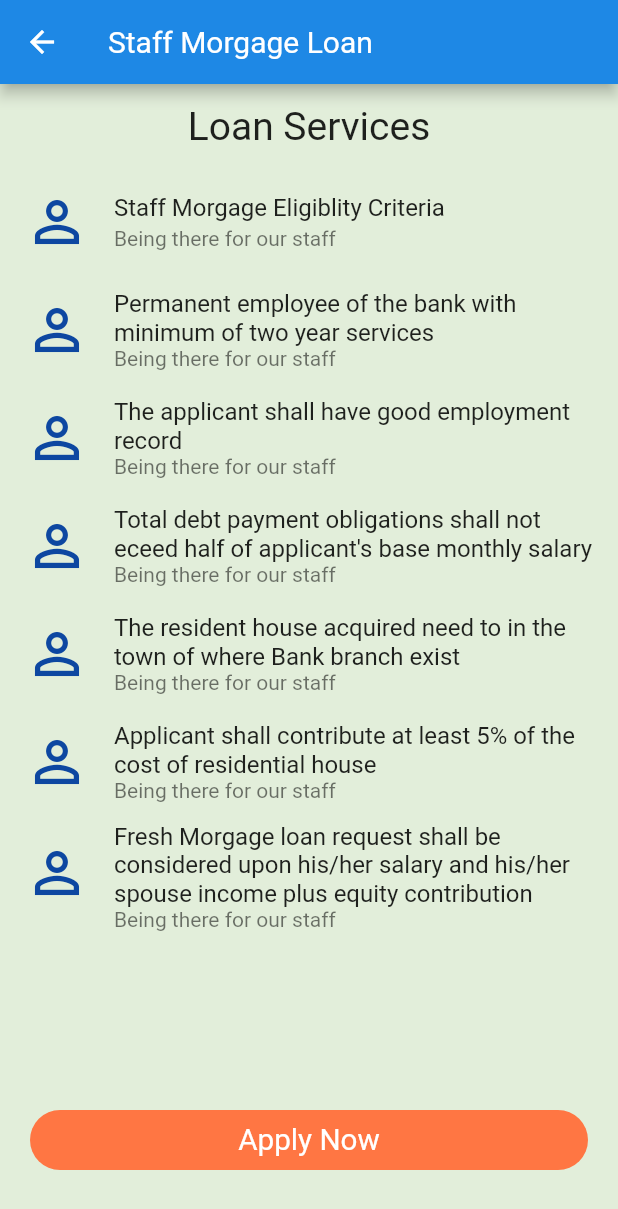
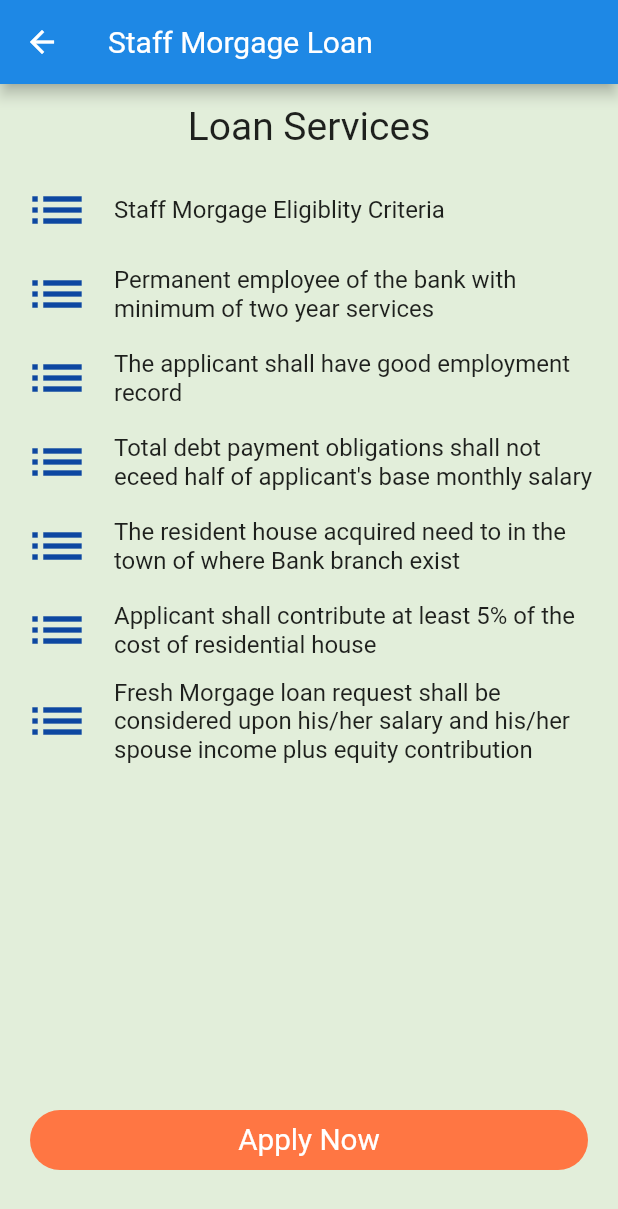
Before and after one commit to RoboCOVA/ligmone, a Flutter app: the ServiceList screen opened directly, after a tap on "Staff Morgage Loans", on a phone screen of 412 x 824 dp. Shown: the top 1209 px of the screen. Run offline on Flutter 3.47's test engine with Material 2 defaults, Android fonts, the light colour scheme and no system bars; our stand-ins replace cloud_firestore, firebase_auth, firebase_storage, font_awesome_flutter, google_fonts, google_sign_in and 2 more; missing offline and left inert: flutter_circular_chart, flutter_facebook_login, flutter_sparkline; accounts and stored records are empty.

Commit message:
Added service list

```diff
--- a/lib/screens/eligibleCriteria.dart
+++ b/lib/screens/eligibleCriteria.dart
@@ -128,7 +128,7 @@ class _EligibleCriteriaState extends State<EligibleCriteria> {
             ),
             ListTile(
               leading: Icon(
-                Icons.person_outline,
+                Icons.list,
                 color: Colors.blue[900],
                 size: 44,
               ),
@@ -137,7 +137,7 @@ class _EligibleCriteriaState extends State<EligibleCriteria> {
             ),
             ListTile(
               leading: Icon(
-                Icons.person_outline,
+                Icons.list,
                 color: Colors.blue[900],
                 size: 44,
               ),
@@ -146,7 +146,7 @@ class _EligibleCriteriaState extends State<EligibleCriteria> {
             ),
             ListTile(
               leading: Icon(
-                Icons.person_outline,
+                Icons.list,
                 color: Colors.blue[900],
                 size: 44,
               ),
@@ -155,7 +155,7 @@ class _EligibleCriteriaState extends State<EligibleCriteria> {
             ),
             ListTile(
               leading: Icon(
-                Icons.person_outline,
+                Icons.list,
                 color: Colors.blue[900],
                 size: 44,
               ),
@@ -164,7 +164,7 @@ class _EligibleCriteriaState extends State<EligibleCriteria> {
             ),
             ListTile(
               leading: Icon(
-                Icons.person_outline,
+                Icons.list,
                 color: Colors.blue[900],
                 size: 44,
               ),
@@ -173,7 +173,7 @@ class _EligibleCriteriaState extends State<EligibleCriteria> {
             ),
             ListTile(
               leading: Icon(
-                Icons.person_outline,
+                Icons.list,
                 color: Colors.blue[900],
                 size: 44,
               ),
@@ -182,7 +182,7 @@ class _EligibleCriteriaState extends State<EligibleCriteria> {
             ),
             ListTile(
               leading: Icon(
-                Icons.person_outline,
+                Icons.list,
                 color: Colors.blue[900],
                 size: 44,
               ),
@@ -236,66 +236,66 @@ class _EligibleCriteriaState extends State<EligibleCriteria> {
             ),
             ListTile(
               leading: Icon(
-                Icons.person_outline,
+                Icons.list,
                 color: Colors.blue[900],
                 size: 44,
               ),
               title: Text(staffMorgageLoan[0]),
-              subtitle: Text('Being there for our staff'),
+              //subtitle: Text('Being there for our staff'),
             ),
             ListTile(
               leading: Icon(
-                Icons.person_outline,
+                Icons.list,
                 color: Colors.blue[900],
                 size: 44,
               ),
               title: Text(staffMorgageLoan[1]),
-              subtitle: Text('Being there for our staff'),
+              //  subtitle: Text('Being there for our staff'),
             ),
             ListTile(
               leading: Icon(
-                Icons.person_outline,
+                Icons.list,
                 color: Colors.blue[900],
                 size: 44,
               ),
               title: Text(staffMorgageLoan[2]),
-              subtitle: Text('Being there for our staff'),
+              //  subtitle: Text('Being there for our staff'),
             ),
             ListTile(
               leading: Icon(
-                Icons.person_outline,
+                Icons.list,
                 color: Colors.blue[900],
                 size: 44,
               ),
               title: Text(staffMorgageLoan[3]),
-              subtitle: Text('Being there for our staff'),
+              //    subtitle: Text('Being there for our staff'),
             ),
             ListTile(
               leading: Icon(
-                Icons.person_outline,
+                Icons.list,
                 color: Colors.blue[900],
                 size: 44,
               ),
               title: Text(staffMorgageLoan[4]),
-              subtitle: Text('Being there for our staff'),
+              //  subtitle: Text('Being there for our staff'),
             ),
             ListTile(
               leading: Icon(
-                Icons.person_outline,
+                Icons.list,
                 color: Colors.blue[900],
                 size: 44,
               ),
               title: Text(staffMorgageLoan[5]),
-              subtitle: Text('Being there for our staff'),
+              //    subtitle: Text('Being there for our staff'),
             ),
             ListTile(
               leading: Icon(
-                Icons.person_outline,
+                Icons.list,
                 color: Colors.blue[900],
                 size: 44,
               ),
               title: Text(staffMorgageLoan[6]),
-              subtitle: Text('Being there for our staff'),
+              //    subtitle: Text('Being there for our staff'),
             ),
           ],
         ),
@@ -344,57 +344,57 @@ class _EligibleCriteriaState extends State<EligibleCriteria> {
             ),
             ListTile(
               leading: Icon(
-                Icons.person_outline,
+                Icons.list,
                 color: Colors.blue[900],
                 size: 44,
               ),
               title: Text(staffCondominiumLoan[0]),
-              subtitle: Text('Being there for our staff'),
+              // subtitle: Text('Being there for our staff'),
             ),
             ListTile(
               leading: Icon(
-                Icons.person_outline,
+                Icons.list,
                 color: Colors.blue[900],
                 size: 44,
               ),
               title: Text(staffCondominiumLoan[1]),
-              subtitle: Text('Being there for our staff'),
+              //  subtitle: Text('Being there for our staff'),
             ),
             ListTile(
               leading: Icon(
-                Icons.person_outline,
+                Icons.list,
                 color: Colors.blue[900],
                 size: 44,
               ),
               title: Text(staffCondominiumLoan[2]),
-              subtitle: Text('Being there for our staff'),
+              //  subtitle: Text('Being there for our staff'),
             ),
             ListTile(
               leading: Icon(
-                Icons.person_outline,
+                Icons.list,
                 color: Colors.blue[900],
                 size: 44,
               ),
               title: Text(staffCondominiumLoan[3]),
-              subtitle: Text('Being there for our staff'),
+              //   subtitle: Text('Being there for our staff'),
             ),
             ListTile(
               leading: Icon(
-                Icons.person_outline,
+                Icons.list,
                 color: Colors.blue[900],
                 size: 44,
               ),
               title: Text(staffCondominiumLoan[4]),
-              subtitle: Text('Being there for our staff'),
+              //    subtitle: Text('Being there for our staff'),
             ),
             ListTile(
               leading: Icon(
-                Icons.person_outline,
+                Icons.list,
                 color: Colors.blue[900],
                 size: 44,
               ),
               title: Text(staffCondominiumLoan[5]),
-              subtitle: Text('Being there for our staff'),
+              //  subtitle: Text('Being there for our staff'),
             ),
           ],
         ),
@@ -443,66 +443,66 @@ class _EligibleCriteriaState extends State<EligibleCriteria> {
             ),
             ListTile(
               leading: Icon(
-                Icons.person_outline,
+                Icons.list,
                 color: Colors.blue[900],
                 size: 44,
               ),
               title: Text(staffAutomobileLoan[0]),
-              subtitle: Text('Being there for our staff'),
+              //     subtitle: Text('Being there for our staff'),
             ),
             ListTile(
               leading: Icon(
-                Icons.person_outline,
+                Icons.list,
                 color: Colors.blue[900],
                 size: 44,
               ),
               title: Text(staffAutomobileLoan[1]),
-              subtitle: Text('Being there for our staff'),
+              //    subtitle: Text('Being there for our staff'),
             ),
             ListTile(
               leading: Icon(
-                Icons.person_outline,
+                Icons.list,
                 color: Colors.blue[900],
                 size: 44,
               ),
               title: Text(staffAutomobileLoan[2]),
-              subtitle: Text('Being there for our staff'),
+              //   subtitle: Text('Being there for our staff'),
             ),
             ListTile(
               leading: Icon(
-                Icons.person_outline,
+                Icons.list,
                 color: Colors.blue[900],
                 size: 44,
               ),
               title: Text(staffAutomobileLoan[3]),
-              subtitle: Text('Being there for our staff'),
+              //   subtitle: Text('Being there for our staff'),
             ),
             ListTile(
               leading: Icon(
-                Icons.person_outline,
+                Icons.list,
                 color: Colors.blue[900],
                 size: 44,
               ),
               title: Text(staffAutomobileLoan[4]),
-              subtitle: Text('Being there for our staff'),
+              //  subtitle: Text('Being there for our staff'),
             ),
             ListTile(
               leading: Icon(
-                Icons.person_outline,
+                Icons.list,
                 color: Colors.blue[900],
                 size: 44,
               ),
               title: Text(staffAutomobileLoan[5]),
-              subtitle: Text('Being there for our staff'),
+              //     subtitle: Text('Being there for our staff'),
             ),
             ListTile(
               leading: Icon(
-                Icons.person_outline,
+                Icons.list,
                 color: Colors.blue[900],
                 size: 44,
               ),
               title: Text(staffAutomobileLoan[6]),
-              subtitle: Text('Being there for our staff'),
+              //     subtitle: Text('Being there for our staff'),
             ),
           ],
         ),
@@ -551,48 +551,48 @@ class _EligibleCriteriaState extends State<EligibleCriteria> {
             ),
             ListTile(
               leading: Icon(
-                Icons.person_outline,
+                Icons.list,
                 color: Colors.blue[900],
                 size: 44,
               ),
               title: Text(microLoan[0]),
-              subtitle: Text('Being there for our staff'),
+              //   subtitle: Text('Being there for our staff'),
             ),
             ListTile(
               leading: Icon(
-                Icons.person_outline,
+                Icons.list,
                 color: Colors.blue[900],
                 size: 44,
               ),
               title: Text(microLoan[1]),
-              subtitle: Text('Being there for our staff'),
+              //    subtitle: Text('Being there for our staff'),
             ),
             ListTile(
               leading: Icon(
-                Icons.person_outline,
+                Icons.list,
                 color: Colors.blue[900],
                 size: 44,
               ),
               title: Text(microLoan[2]),
-              subtitle: Text('Being there for our staff'),
+              //    subtitle: Text('Being there for our staff'),
             ),
             ListTile(
               leading: Icon(
-                Icons.person_outline,
+                Icons.list,
                 color: Colors.blue[900],
                 size: 44,
               ),
               title: Text(microLoan[3]),
-              subtitle: Text('Being there for our staff'),
+              //    subtitle: Text('Being there for our staff'),
             ),
             ListTile(
               leading: Icon(
-                Icons.person_outline,
+                Icons.list,
                 color: Colors.blue[900],
                 size: 44,
               ),
               title: Text(microLoan[4]),
-              subtitle: Text('Being there for our staff'),
+              //     subtitle: Text('Being there for our staff'),
             ),
           ],
         ),
@@ -641,48 +641,48 @@ class _EligibleCriteriaState extends State<EligibleCriteria> {
             ),
             ListTile(
               leading: Icon(
-                Icons.person_outline,
+                Icons.list,
                 color: Colors.blue[900],
                 size: 44,
               ),
               title: Text(personalLoan[0]),
-              subtitle: Text('Being there for our staff'),
+              //    subtitle: Text('Being there for our staff'),
             ),
             ListTile(
               leading: Icon(
-                Icons.person_outline,
+                Icons.list,
                 color: Colors.blue[900],
                 size: 44,
               ),
               title: Text(personalLoan[1]),
-              subtitle: Text('Being there for our staff'),
+              //  subtitle: Text('Being there for our staff'),
             ),
             ListTile(
               leading: Icon(
-                Icons.person_outline,
+                Icons.list,
                 color: Colors.blue[900],
                 size: 44,
               ),
               title: Text(personalLoan[2]),
-              subtitle: Text('Being there for our staff'),
+              //    subtitle: Text('Being there for our staff'),
             ),
             ListTile(
               leading: Icon(
-                Icons.person_outline,
+                Icons.list,
                 color: Colors.blue[900],
                 size: 44,
               ),
               title: Text(personalLoan[3]),
-              subtitle: Text('Being there for our staff'),
+              //  subtitle: Text('Being there for our staff'),
             ),
             ListTile(
               leading: Icon(
-                Icons.person_outline,
+                Icons.list,
                 color: Colors.blue[900],
                 size: 44,
               ),
               title: Text(personalLoan[4]),
-              subtitle: Text('Being there for our staff'),
+              //     subtitle: Text('Being there for our staff'),
             ),
           ],
         ),
@@ -731,66 +731,66 @@ class _EligibleCriteriaState extends State<EligibleCriteria> {
             ),
             ListTile(
               leading: Icon(
-                Icons.person_outline,
+                Icons.list,
                 color: Colors.blue[900],
                 size: 44,
               ),
               title: Text(shoppingLoan[0]),
-              subtitle: Text('Being there for our staff'),
+              //       subtitle: Text('Being there for our staff'),
             ),
             ListTile(
               leading: Icon(
-                Icons.person_outline,
+                Icons.list,
                 color: Colors.blue[900],
                 size: 44,
               ),
               title: Text(shoppingLoan[1]),
-              subtitle: Text('Being there for our staff'),
+              // subtitle: Text('Being there for our staff'),
             ),
             ListTile(
               leading: Icon(
-                Icons.person_outline,
+                Icons.list,
                 color: Colors.blue[900],
                 size: 44,
               ),
               title: Text(shoppingLoan[2]),
-              subtitle: Text('Being there for our staff'),
+              //    subtitle: Text('Being there for our staff'),
             ),
             ListTile(
               leading: Icon(
-                Icons.person_outline,
+                Icons.list,
                 color: Colors.blue[900],
                 size: 44,
               ),
               title: Text(shoppingLoan[3]),
-              subtitle: Text('Being there for our staff'),
+              //  subtitle: Text('Being there for our staff'),
             ),
             ListTile(
               leading: Icon(
-                Icons.person_outline,
+                Icons.list,
                 color: Colors.blue[900],
                 size: 44,
               ),
               title: Text(shoppingLoan[4]),
-              subtitle: Text('Being there for our staff'),
+              //   subtitle: Text('Being there for our staff'),
             ),
             ListTile(
               leading: Icon(
-                Icons.person_outline,
+                Icons.list,
                 color: Colors.blue[900],
                 size: 44,
               ),
               title: Text(shoppingLoan[5]),
-              subtitle: Text('Being there for our staff'),
+              //     subtitle: Text('Being there for our staff'),
             ),
             ListTile(
               leading: Icon(
-                Icons.person_outline,
+                Icons.list,
                 color: Colors.blue[900],
                 size: 44,
               ),
               title: Text(shoppingLoan[6]),
-              subtitle: Text('Being there for our staff'),
+              //   subtitle: Text('Being there for our staff'),
             ),
           ],
         ),
--- a/lib/screens/servicesList.dart
+++ b/lib/screens/servicesList.dart
@@ -30,7 +30,7 @@ class ServiceList extends StatelessWidget {
                 size: 44,
               ),
               title: Text('Emergency Staff Loans'),
-              subtitle: Text('Being there for our staff'),
+              // subtitle: Text('Being there for our staff'),
               trailing: Icon(Icons.keyboard_arrow_right),
               onTap: () {
                 Navigator.push(
@@ -49,7 +49,7 @@ class ServiceList extends StatelessWidget {
                 size: 44,
               ),
               title: Text('Staff Morgage Loans'),
-              subtitle: Text('Be home owner'),
+              //subtitle: Text('Be home owner'),
               trailing: Icon(Icons.keyboard_arrow_right),
               onTap: () {
                 Navigator.push(
@@ -68,7 +68,7 @@ class ServiceList extends StatelessWidget {
                 size: 44,
               ),
               title: Text('Automobile Loas'),
-              subtitle: Text('Live with Comfort'),
+              // subtitle: Text('Live with Comfort'),
               trailing: Icon(Icons.keyboard_arrow_right),
               onTap: () {
                 Navigator.push(
@@ -87,7 +87,7 @@ class ServiceList extends StatelessWidget {
                 size: 44,
               ),
               title: Text('Condominum Loans'),
-              subtitle: Text('Own your Space'),
+              //  subtitle: Text('Own your Space'),
               trailing: Icon(Icons.keyboard_arrow_right),
               onTap: () {
                 Navigator.push(
@@ -106,7 +106,7 @@ class ServiceList extends StatelessWidget {
                 size: 44,
               ),
               title: Text('Micro Loans'),
-              subtitle: Text('Money for what Matters'),
+              // subtitle: Text('Money for what Matters'),
               trailing: Icon(Icons.keyboard_arrow_right),
               onTap: () {
                 Navigator.push(
@@ -125,7 +125,7 @@ class ServiceList extends StatelessWidget {
                 size: 44,
               ),
               title: Text('Personal Loans'),
-              subtitle: Text('Family Matters'),
+              // subtitle: Text('Family Matters'),
               trailing: Icon(Icons.keyboard_arrow_right),
               onTap: () {
                 Navigator.push(
@@ -144,7 +144,7 @@ class ServiceList extends StatelessWidget {
                 size: 44,
               ),
               title: Text('Shopping Loans'),
-              subtitle: Text('When you need it'),
+              //  subtitle: Text('When you need it'),
               trailing: Icon(Icons.keyboard_arrow_right),
               onTap: () {
                 Navigator.push(
@@ -170,7 +170,7 @@ class ServiceList extends StatelessWidget {
                 size: 44,
               ),
               title: Text('Morgage Insurance'),
-              subtitle: Text('Be home owner'),
+              //  subtitle: Text('Be home owner'),
               trailing: Icon(Icons.keyboard_arrow_right),
               onTap: () {
                 Navigator.push(
@@ -189,7 +189,7 @@ class ServiceList extends StatelessWidget {
                 size: 44,
               ),
               title: Text('Automobile Insurance'),
-              subtitle: Text('Live with Comfort'),
+              //   subtitle: Text('Live with Comfort'),
               trailing: Icon(Icons.keyboard_arrow_right),
               onTap: () {
                 Navigator.push(
@@ -208,7 +208,7 @@ class ServiceList extends StatelessWidget {
                 size: 44,
               ),
               title: Text('Business Insurance'),
-              subtitle: Text('Your Business is your future'),
+              // subtitle: Text('Your Business is your future'),
               trailing: Icon(Icons.keyboard_arrow_right),
               onTap: () {
                 Navigator.push(
@@ -227,7 +227,7 @@ class ServiceList extends StatelessWidget {
                 size: 44,
               ),
               title: Text('Life Insurance'),
-              subtitle: Text('Protect you loved ones'),
+              //   subtitle: Text('Protect you loved ones'),
               trailing: Icon(Icons.keyboard_arrow_right),
               onTap: () {
                 Navigator.push(
@@ -253,7 +253,7 @@ class ServiceList extends StatelessWidget {
                 size: 44,
               ),
               title: Text('Merchant Services'),
-              subtitle: Text('Pay on the Go'),
+              //  subtitle: Text('Pay on the Go'),
               trailing: Icon(Icons.keyboard_arrow_right),
               onTap: () {
                 Navigator.push(
```
